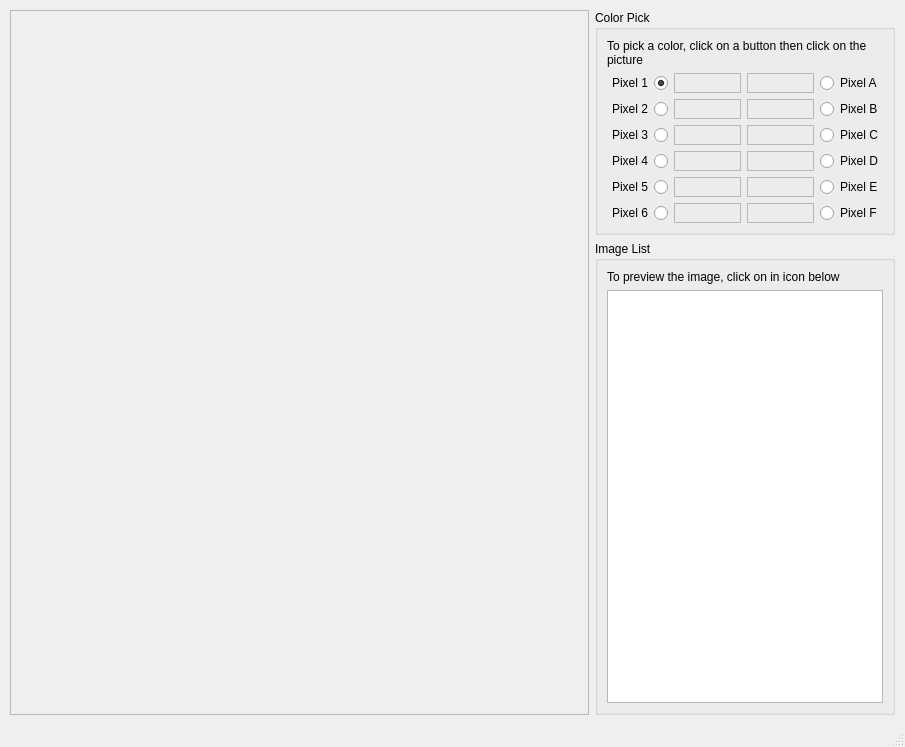
UbaydaAbdulsamad/Rubik-s-Cube, file ColorPicker.ui: the form before one commit.
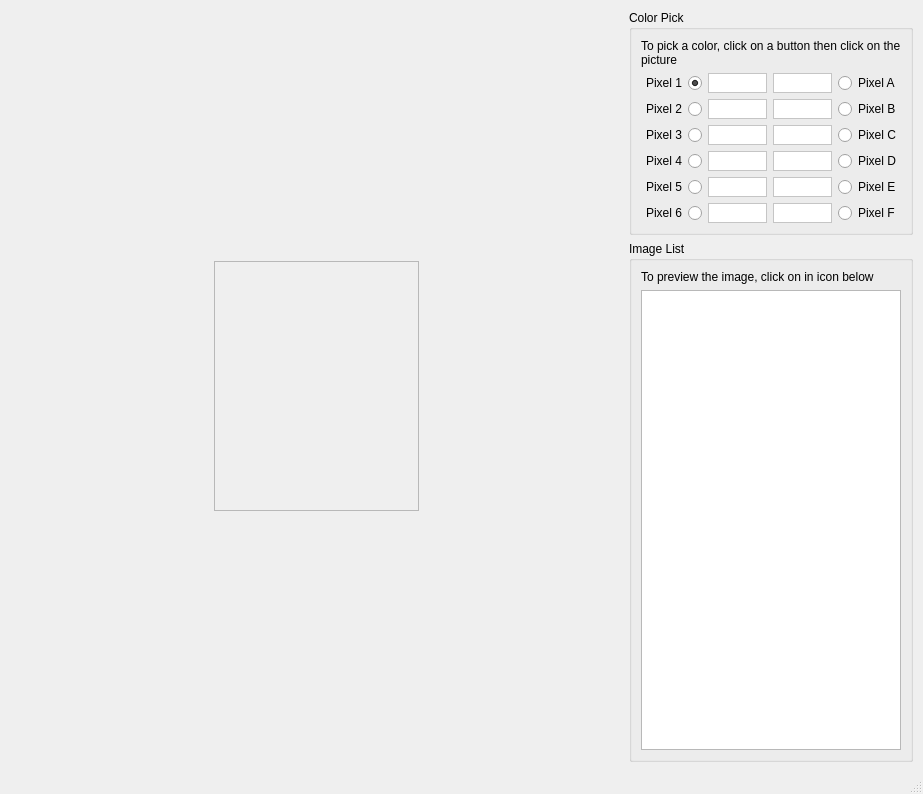
The form after the commit.

Commit message: Displaying image and checking color is working properley

Diff of the .ui file:
```diff
--- a/ColorPicker.ui
+++ b/ColorPicker.ui
@@ -6,8 +6,8 @@
    <rect>
     <x>0</x>
     <y>0</y>
-    <width>905</width>
-    <height>747</height>
+    <width>923</width>
+    <height>794</height>
    </rect>
   </property>
   <property name="sizePolicy">
@@ -19,6 +19,9 @@
   <property name="windowTitle">
    <string>MainWindow</string>
   </property>
+  <property name="autoFillBackground">
+   <bool>true</bool>
+  </property>
   <widget class="QWidget" name="centralwidget">
    <layout class="QHBoxLayout" name="horizontalLayout">
     <property name="sizeConstraint">
@@ -37,32 +40,100 @@
      <number>10</number>
     </property>
     <item>
-     <widget class="QLabel" name="label">
-      <property name="sizePolicy">
-       <sizepolicy hsizetype="MinimumExpanding" vsizetype="MinimumExpanding">
-        <horstretch>0</horstretch>
-        <verstretch>0</verstretch>
-       </sizepolicy>
+     <spacer name="horizontalSpacer">
+      <property name="orientation">
+       <enum>Qt::Horizontal</enum>
       </property>
-      <property name="cursor">
-       <cursorShape>CrossCursor</cursorShape>
+      <property name="sizeHint" stdset="0">
+       <size>
+        <width>40</width>
+        <height>20</height>
+       </size>
       </property>
-      <property name="frameShape">
-       <enum>QFrame::StyledPanel</enum>
+     </spacer>
+    </item>
+    <item>
+     <layout class="QVBoxLayout" name="verticalLayout">
+      <item>
+       <spacer name="verticalSpacer">
+        <property name="orientation">
+         <enum>Qt::Vertical</enum>
+        </property>
+        <property name="sizeHint" stdset="0">
+         <size>
+          <width>20</width>
+          <height>40</height>
+         </size>
+        </property>
+       </spacer>
+      </item>
+      <item>
+       <widget class="QLabel" name="label">
+        <property name="sizePolicy">
+         <sizepolicy hsizetype="Expanding" vsizetype="Expanding">
+          <horstretch>0</horstretch>
+          <verstretch>0</verstretch>
+         </sizepolicy>
+        </property>
+        <property name="sizeIncrement">
+         <size>
+          <width>2</width>
+          <height>2</height>
+         </size>
+        </property>
+        <property name="cursor">
+         <cursorShape>CrossCursor</cursorShape>
+        </property>
+        <property name="frameShape">
+         <enum>QFrame::StyledPanel</enum>
+        </property>
+        <property name="frameShadow">
+         <enum>QFrame::Plain</enum>
+        </property>
+        <property name="text">
+         <string/>
+        </property>
+        <property name="scaledContents">
+         <bool>false</bool>
+        </property>
+        <property name="alignment">
+         <set>Qt::AlignLeading|Qt::AlignLeft|Qt::AlignTop</set>
+        </property>
+       </widget>
+      </item>
+      <item>
+       <spacer name="verticalSpacer_2">
+        <property name="orientation">
+         <enum>Qt::Vertical</enum>
+        </property>
+        <property name="sizeHint" stdset="0">
+         <size>
+          <width>20</width>
+          <height>40</height>
+         </size>
+        </property>
+       </spacer>
+      </item>
+     </layout>
+    </item>
+    <item>
+     <spacer name="horizontalSpacer_2">
+      <property name="orientation">
+       <enum>Qt::Horizontal</enum>
       </property>
-      <property name="frameShadow">
-       <enum>QFrame::Plain</enum>
+      <property name="sizeHint" stdset="0">
+       <size>
+        <width>40</width>
+        <height>20</height>
+       </size>
       </property>
-      <property name="text">
-       <string/>
-      </property>
-      <property name="alignment">
-       <set>Qt::AlignCenter</set>
-      </property>
-     </widget>
+     </spacer>
     </item>
     <item>
      <layout class="QVBoxLayout">
+      <property name="sizeConstraint">
+       <enum>QLayout::SetFixedSize</enum>
+      </property>
       <item>
        <widget class="QGroupBox" name="groupBox_2">
         <property name="sizePolicy">
@@ -101,6 +172,12 @@
                <verstretch>0</verstretch>
               </sizepolicy>
              </property>
+             <property name="autoFillBackground">
+              <bool>false</bool>
+             </property>
+             <property name="styleSheet">
+              <string notr="true">background-color: rgb(255, 255, 255);</string>
+             </property>
              <property name="frameShape">
               <enum>QFrame::StyledPanel</enum>
              </property>
@@ -117,6 +194,12 @@
                <verstretch>0</verstretch>
               </sizepolicy>
              </property>
+             <property name="autoFillBackground">
+              <bool>false</bool>
+             </property>
+             <property name="styleSheet">
+              <string notr="true">background-color: rgb(255, 255, 255);</string>
+             </property>
              <property name="frameShape">
               <enum>QFrame::StyledPanel</enum>
              </property>
@@ -133,6 +216,12 @@
                <verstretch>0</verstretch>
               </sizepolicy>
              </property>
+             <property name="autoFillBackground">
+              <bool>false</bool>
+             </property>
+             <property name="styleSheet">
+              <string notr="true">background-color: rgb(255, 255, 255);</string>
+             </property>
              <property name="frameShape">
               <enum>QFrame::StyledPanel</enum>
              </property>
@@ -149,6 +238,12 @@
                <verstretch>0</verstretch>
               </sizepolicy>
              </property>
+             <property name="autoFillBackground">
+              <bool>false</bool>
+             </property>
+             <property name="styleSheet">
+              <string notr="true">background-color: rgb(255, 255, 255);</string>
+             </property>
              <property name="frameShape">
               <enum>QFrame::StyledPanel</enum>
              </property>
@@ -165,6 +260,12 @@
                <verstretch>0</verstretch>
               </sizepolicy>
              </property>
+             <property name="autoFillBackground">
+              <bool>false</bool>
+             </property>
+             <property name="styleSheet">
+              <string notr="true">background-color: rgb(255, 255, 255);</string>
+             </property>
              <property name="frameShape">
               <enum>QFrame::StyledPanel</enum>
              </property>
@@ -181,6 +282,12 @@
                <verstretch>0</verstretch>
               </sizepolicy>
              </property>
+             <property name="autoFillBackground">
+              <bool>false</bool>
+             </property>
+             <property name="styleSheet">
+              <string notr="true">background-color: rgb(255, 255, 255);</string>
+             </property>
              <property name="frameShape">
               <enum>QFrame::StyledPanel</enum>
              </property>
@@ -197,6 +304,12 @@
                <verstretch>0</verstretch>
               </sizepolicy>
              </property>
+             <property name="autoFillBackground">
+              <bool>false</bool>
+             </property>
+             <property name="styleSheet">
+              <string notr="true">background-color: rgb(255, 255, 255);</string>
+             </property>
              <property name="frameShape">
               <enum>QFrame::StyledPanel</enum>
              </property>
@@ -213,6 +326,12 @@
                <verstretch>0</verstretch>
               </sizepolicy>
              </property>
+             <property name="autoFillBackground">
+              <bool>false</bool>
+             </property>
+             <property name="styleSheet">
+              <string notr="true">background-color: rgb(255, 255, 255);</string>
+             </property>
              <property name="frameShape">
               <enum>QFrame::StyledPanel</enum>
              </property>
@@ -229,6 +348,12 @@
                <verstretch>0</verstretch>
               </sizepolicy>
              </property>
+             <property name="autoFillBackground">
+              <bool>false</bool>
+             </property>
+             <property name="styleSheet">
+              <string notr="true">background-color: rgb(255, 255, 255);</string>
+             </property>
              <property name="frameShape">
               <enum>QFrame::StyledPanel</enum>
              </property>
@@ -245,6 +370,12 @@
                <verstretch>0</verstretch>
               </sizepolicy>
              </property>
+             <property name="autoFillBackground">
+              <bool>false</bool>
+             </property>
+             <property name="styleSheet">
+              <string notr="true">background-color: rgb(255, 255, 255);</string>
+             </property>
              <property name="frameShape">
               <enum>QFrame::StyledPanel</enum>
              </property>
@@ -261,6 +392,12 @@
                <verstretch>0</verstretch>
               </sizepolicy>
              </property>
+             <property name="autoFillBackground">
+              <bool>false</bool>
+             </property>
+             <property name="styleSheet">
+              <string notr="true">background-color: rgb(255, 255, 255);</string>
+             </property>
              <property name="frameShape">
               <enum>QFrame::StyledPanel</enum>
              </property>
@@ -277,6 +414,12 @@
                <verstretch>0</verstretch>
               </sizepolicy>
              </property>
+             <property name="autoFillBackground">
+              <bool>false</bool>
+             </property>
+             <property name="styleSheet">
+              <string notr="true">background-color: rgb(255, 255, 255);</string>
+             </property>
              <property name="frameShape">
               <enum>QFrame::StyledPanel</enum>
              </property>
```
Left out of the diff: 2 changed lines with no effect on the pictures. The commit also changes 1 other file.
